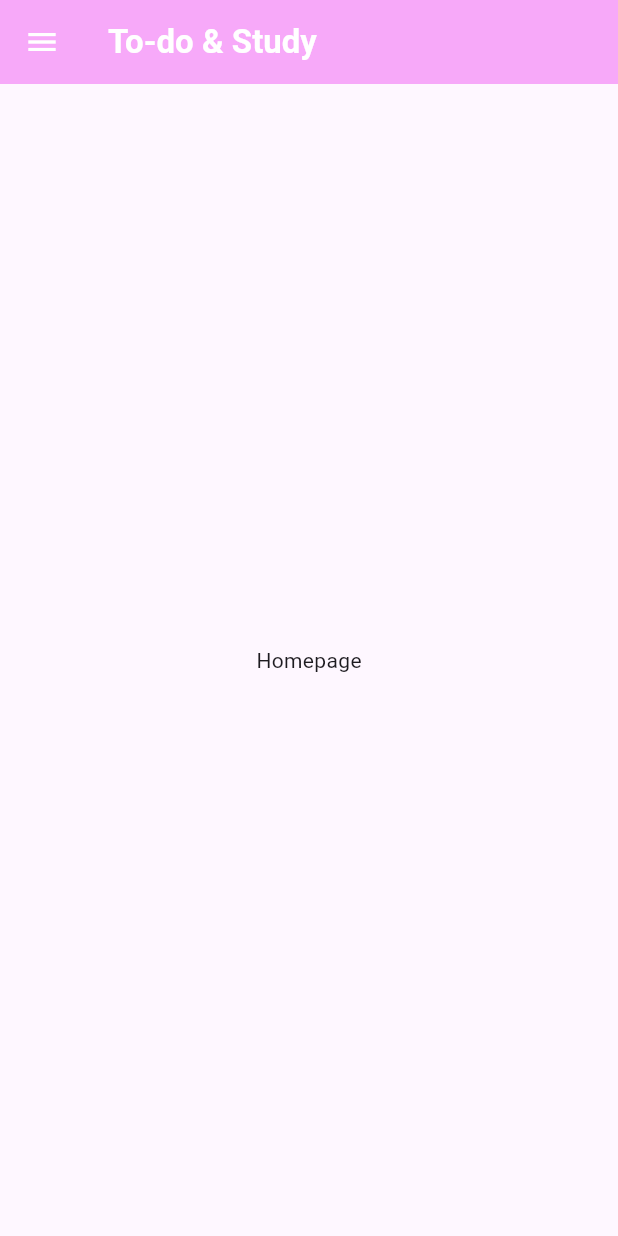
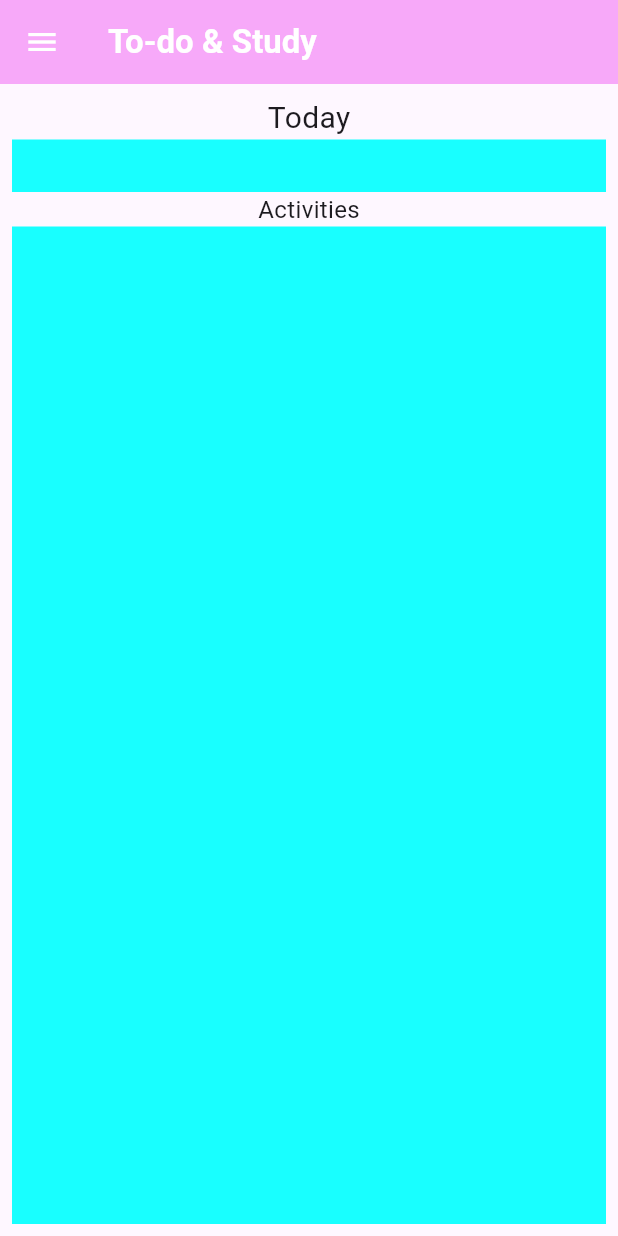
Before and after one commit to PedroH-Peres/todostudy, a Flutter app: the screen it shows after launch, on a phone screen of 412 x 824 dp. Run offline on Flutter 3.47's test engine with Material 3 defaults, Android fonts, the phone set to English and light mode, and no system bars.

Commit message:
minus changes

```diff
--- a/lib/main.dart
+++ b/lib/main.dart
@@ -1,6 +1,5 @@
 import 'package:flutter/material.dart';
 import 'package:todostudy/pages/home_page.dart';
-import 'package:todostudy/pages/login_page.dart';
 
 void main() {
   runApp(const TodoApp());
--- a/lib/pages/home_page.dart
+++ b/lib/pages/home_page.dart
@@ -8,8 +8,8 @@ class Homepage extends StatelessWidget {
     return Scaffold(
       appBar: AppBar(
         title: const Text("To-do & Study", style: TextStyle(color: Colors.white, fontWeight: FontWeight.bold),),
-        backgroundColor: Color(0xFFF7A9F9),
-        iconTheme: IconThemeData(color: Colors.white),
+        backgroundColor: const Color(0xFFF7A9F9),
+        iconTheme: const IconThemeData(color: Colors.white),
         leading: Builder(
         builder: (BuildContext context) {
           return IconButton(
@@ -26,7 +26,17 @@ class Homepage extends StatelessWidget {
       ),
       drawer: const Drawer(),
 
-      body: const Center(child: Text("Homepage"),),
+      body: Padding(
+        padding: const EdgeInsets.all(8),
+        child: Column(
+          children: [
+            const Text("Today", style: TextStyle(fontSize: 20),),
+            Container(color: Colors.cyanAccent, height: 35,),
+            const Text("Activities", style: TextStyle(fontSize: 16),),
+            Expanded(child: Container(color: Colors.cyanAccent,))
+          ],
+        ),
+      )
     );
   }
 }
--- a/pubspec.yaml
+++ b/pubspec.yaml
@@ -45,7 +45,7 @@ dev_dependencies:
   # activated in the `analysis_options.yaml` file located at the root of your
   # package. See that file for information about deactivating specific lint
   # rules and activating additional ones.
-  flutter_lints: ^3.0.0
+  flutter_lints: ^4.0.0
 
 # For information on the generic Dart part of this file, see the
 # following page: https://dart.dev/tools/pub/pubspec
```
Also changed, not shown: pubspec.lock.
